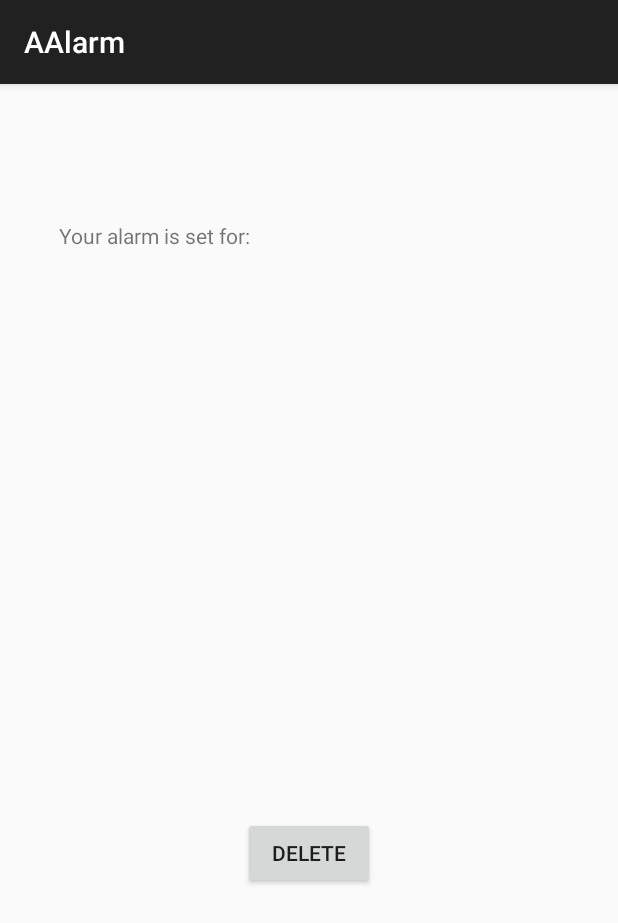
After one commit to YushunChen/AAlarm, an Android app: the AlarmDetailActivity screen opened directly, with no data from a screen before it, on a phone screen of 412 x 824 dp. The commit adds this screen. Shown: the top 923 px of the screen. Run offline under Robolectric (Android 15) with nearby library versions, the phone set to English and light mode, and no system bars.

Commit message:
Alarm detail activity and delete alarm functionality
Testing of multiple alarms needed

```diff
--- /dev/null
+++ b/app/src/main/java/com/example/aalarm/AlarmDetailActivity.java
@@ -0,0 +1,73 @@
+package com.example.aalarm;
+
+import androidx.appcompat.app.AppCompatActivity;
+
+import android.app.AlarmManager;
+import android.app.PendingIntent;
+import android.content.Context;
+import android.content.Intent;
+import android.database.sqlite.SQLiteDatabase;
+import android.media.MediaPlayer;
+import android.os.Bundle;
+import android.view.View;
+import android.widget.TextView;
+import android.widget.Toast;
+
+public class AlarmDetailActivity extends AppCompatActivity {
+
+    Alarm alarm;
+    int alarmId = -1;
+
+    @Override
+    protected void onCreate(Bundle savedInstanceState) {
+        super.onCreate(savedInstanceState);
+        setContentView(R.layout.activity_alarm_detail);
+
+        TextView alarmDetailTitle = (TextView) findViewById(R.id.alarmDetailTitle);
+        Intent intent = getIntent();
+        alarmId = intent.getIntExtra("alarmid", alarmId);
+
+        if (alarmId != -1) {
+            alarm = AlarmFragment.alarms.get(alarmId);
+            String alarmContent = String.format("Alarm set for: %s:%s on %s-%s-%s", alarm.getHour(), alarm.getMinute(), alarm.getYear(), alarm.getMonth() + 1, alarm.getDay());
+            alarmDetailTitle.setText(alarmContent);
+        }
+
+    }
+
+    public void onRemoveAlarm(View v) {
+        AlarmManager alarmManager = (AlarmManager) getSystemService(Context.ALARM_SERVICE);
+        Intent alarmIntent = new Intent(this, AlarmReceiver.class);
+        PendingIntent pendingIntent = PendingIntent.getBroadcast(this, alarm.getRequestCode(), alarmIntent, 0);
+        alarmManager.cancel(pendingIntent);
+        Toast.makeText(getApplicationContext(), "Alarm is Canceled", Toast.LENGTH_SHORT).show();
+
+        MediaPlayer mp = AlarmReceiver.getMediaPlayer();
+        if (mp != null) {
+            AlarmReceiver.getMediaPlayer().stop();
+        }
+
+        removeAlarmFromDb();
+    }
+
+    private void removeAlarmFromDb() {
+        // 1. Initialize SQLiteDatabase instance
+        Context context = getApplicationContext();
+        SQLiteDatabase sqLiteDatabase = context.openOrCreateDatabase("alarms", Context.MODE_PRIVATE, null);
+
+        // 2. Initialize DBHelper class
+        DBHelper dbHelper = new DBHelper(sqLiteDatabase);
+
+        // 3. Save information to database
+        if (alarm != null) {
+            boolean removeStatus = dbHelper.removeAlarm(alarm.getYear(), alarm.getMonth(), alarm.getDay(), alarm.getHour(), alarm.getMinute());
+            if (!removeStatus) {
+                Toast.makeText(getApplicationContext(), "Delete failed. Try again later.", Toast.LENGTH_SHORT).show();
+            }
+        }
+
+        // 4. Go to main activity
+        Intent intent = new Intent(this, MainActivity.class);
+        startActivity(intent);
+    }
+}
--- /dev/null
+++ b/app/src/main/res/layout/activity_alarm_detail.xml
@@ -0,0 +1,29 @@
+<?xml version="1.0" encoding="utf-8"?>
+<androidx.constraintlayout.widget.ConstraintLayout xmlns:android="http://schemas.android.com/apk/res/android"
+    xmlns:app="http://schemas.android.com/apk/res-auto"
+    xmlns:tools="http://schemas.android.com/tools"
+    android:layout_width="match_parent"
+    android:layout_height="match_parent"
+    tools:context=".AlarmDetailActivity">
+
+    <TextView
+        android:id="@+id/alarmDetailTitle"
+        android:layout_width="wrap_content"
+        android:layout_height="wrap_content"
+        android:layout_marginStart="39dp"
+        android:layout_marginTop="91dp"
+        android:text="Your alarm is set for:"
+        app:layout_constraintStart_toStartOf="parent"
+        app:layout_constraintTop_toTopOf="parent" />
+
+    <Button
+        android:id="@+id/removeAlarmButton"
+        android:layout_width="wrap_content"
+        android:layout_height="wrap_content"
+        android:layout_marginBottom="231dp"
+        android:onClick="onRemoveAlarm"
+        android:text="Delete"
+        app:layout_constraintBottom_toBottomOf="parent"
+        app:layout_constraintEnd_toEndOf="parent"
+        app:layout_constraintStart_toStartOf="parent" />
+</androidx.constraintlayout.widget.ConstraintLayout>
```
Also changed, not shown: app/src/main/AndroidManifest.xml (+5 -2 lines), app/src/main/java/com/example/aalarm/AddAlarmActivity.java (+5 -6 lines), app/src/main/java/com/example/aalarm/Alarm.java (+15 -0 lines), app/src/main/java/com/example/aalarm/AlarmFragment.java (+22 -7 lines), app/src/main/java/com/example/aalarm/DBHelper.java (+7 -0 lines).
